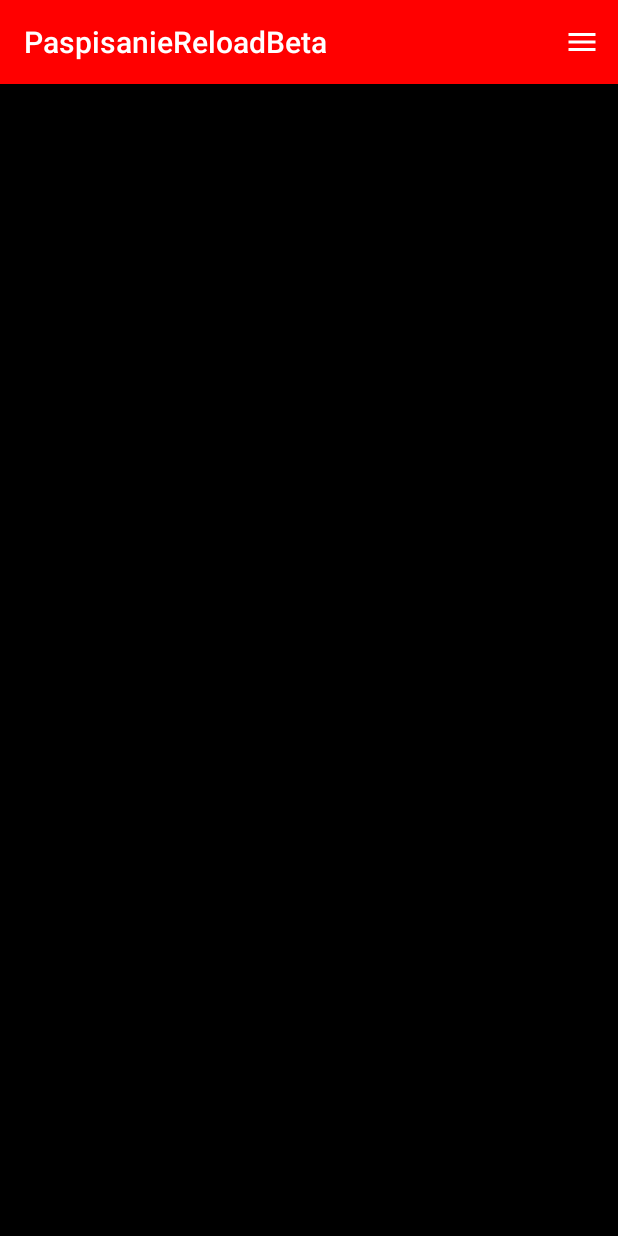
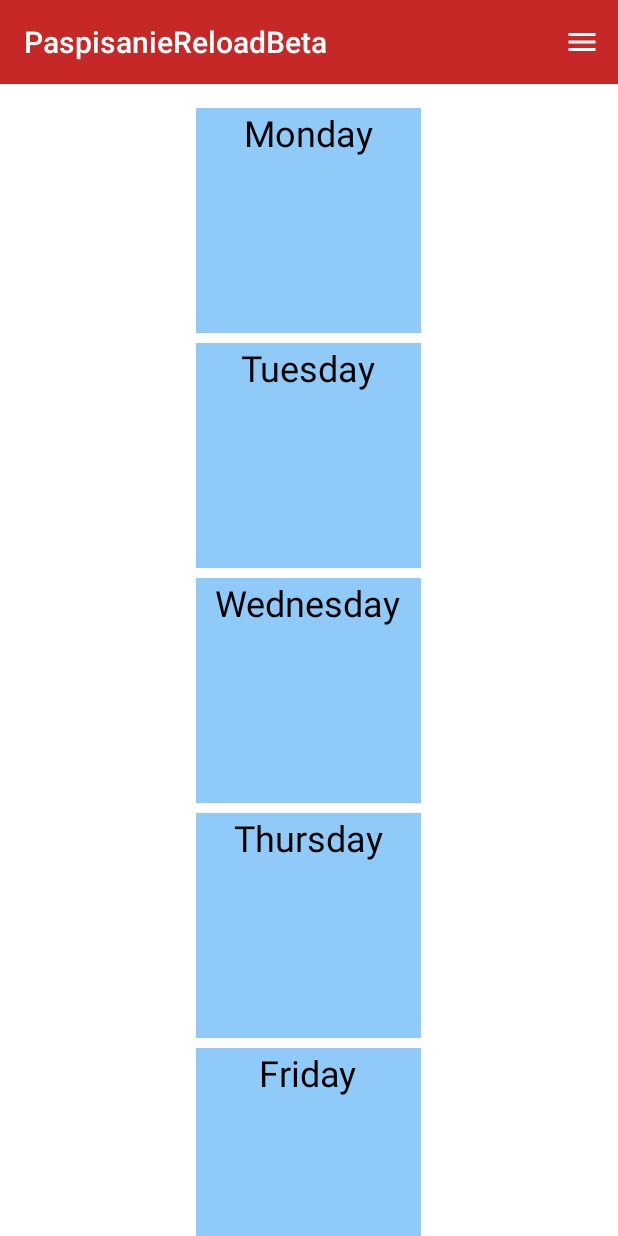
Before and after one commit to akella266/Shedule, an Android app: the screen it shows after launch (MainActivity), on a phone screen of 412 x 824 dp. Run offline under Robolectric (Android 15) with nearby library versions, the phone set to English and light mode, and no system bars.

Commit message:
make buttons without touch and listeners. And more, I must will write adapter to tiles in gridView

```diff
--- a/app/src/main/java/com/akella266/paspisaniereload/MainActivity.java
+++ b/app/src/main/java/com/akella266/paspisaniereload/MainActivity.java
@@ -4,17 +4,31 @@ import android.support.v7.widget.Toolbar;
 import android.app.Activity;
 import android.os.Bundle;
 import android.view.MenuItem;
+import android.widget.ArrayAdapter;
+import android.widget.GridView;
 
 public class MainActivity extends Activity {
 
+    String[] week = {"Monday", "Tuesday", "Wednesday", "Thursday", "Friday", "Saturday"};
     Toolbar toolbar;
+    GridView gvMain;
+    ArrayAdapter<String> adapter;
 
     @Override
     protected void onCreate(Bundle savedInstanceState) {
         super.onCreate(savedInstanceState);
         setContentView(R.layout.activity_main);
+        initToolBar();
+        initGridWithButtons();
+    }
 
-        initToolBar();
+    private void initGridWithButtons() {
+        adapter = new ArrayAdapter<String>(this,R.layout.button_week,R.id.tvText, week);
+        gvMain = (GridView)findViewById(R.id.gridView);
+        gvMain.setAdapter(adapter);
+        gvMain.setColumnWidth(400);
+        gvMain.setVerticalSpacing(10);
+        gvMain.setHorizontalSpacing(10);
     }
 
     private void initToolBar(){
--- /dev/null
+++ b/app/src/main/res/drawable/rect.xml
@@ -0,0 +1,4 @@
+<?xml version="1.0" encoding="utf-8"?>
+<shape xmlns:android="http://schemas.android.com/apk/res/android" android:shape="rectangle">
+    <solid android:color="#90CAF9"></solid>
+</shape>
--- a/app/src/main/res/layout/activity_main.xml
+++ b/app/src/main/res/layout/activity_main.xml
@@ -1,10 +1,36 @@
 <?xml version="1.0" encoding="utf-8"?>
 <LinearLayout xmlns:android="http://schemas.android.com/apk/res/android"
-    android:orientation="vertical" android:layout_width="match_parent"
+    android:orientation="vertical"
+    android:layout_width="match_parent"
     android:layout_height="match_parent"
     android:background="@color/mainBackground">
 
     <include android:id="@+id/toolbar"
         layout="@layout/tool_bar"/>
 
+    <!--<Button-->
+        <!--android:layout_width="match_parent"-->
+        <!--android:layout_height="wrap_content"-->
+        <!--android:id="@+id/btnSun"-->
+        <!--android:text="@string/sunday"-->
+        <!--android:layout_gravity="start"-->
+        <!--android:textAlignment="textStart"/>-->
+
+    <!--android:layout_marginRight="16dp"-->
+    <!--android:layout_marginTop="16dp"-->
+
+    <GridView
+        android:id="@+id/gridView"
+        android:layout_width="match_parent"
+        android:layout_height="match_parent"
+        android:layout_marginTop="16dp"
+        android:gravity="center"
+        android:numColumns="auto_fit"
+        android:stretchMode="columnWidth"
+        >
+
+
+
+    </GridView>
+
 </LinearLayout>
--- /dev/null
+++ b/app/src/main/res/layout/button_week.xml
@@ -0,0 +1,23 @@
+<?xml version="1.0" encoding="utf-8"?>
+<LinearLayout xmlns:android="http://schemas.android.com/apk/res/android"
+    android:orientation="vertical"
+    android:layout_width="150dp"
+    android:layout_height="150dp"
+    android:background="@drawable/rect"
+    >
+
+    <!--<Button-->
+        <!--android:layout_width=""-->
+        <!--android:layout_height="" />-->
+
+
+    <TextView
+        android:id="@+id/tvText"
+        android:layout_width="wrap_content"
+        android:layout_height="wrap_content"
+        android:layout_gravity="center"
+        android:minHeight="40dp"
+        android:textSize="24sp"
+        android:textColor="#000"
+        />
+</LinearLayout>
--- a/app/src/main/res/layout/tool_bar.xml
+++ b/app/src/main/res/layout/tool_bar.xml
@@ -2,6 +2,7 @@
 <android.support.v7.widget.Toolbar
     xmlns:android="http://schemas.android.com/apk/res/android"
     android:id="@+id/toolbar"
+    android:title="@string/app_name"
     android:layout_width="match_parent"
     android:layout_height="wrap_content"
     android:background="@color/colorPrimary">
--- a/app/src/main/res/values/colors.xml
+++ b/app/src/main/res/values/colors.xml
@@ -1,7 +1,8 @@
 <?xml version="1.0" encoding="utf-8"?>
 <resources>
-    <color name="colorPrimary">#f00</color>
-    <color name="colorPrimaryDark">#cc0000</color>
-    <color name="mainBackground">#000</color>
+    <color name="colorPrimary">#C62828</color>
+    <color name="colorPrimaryDark">#B71C1C</color>
+    <color name="mainBackground">#fff</color>
     <color name="toolBar_titleColor">#fff</color>
+    <color name="btnInMain">#FFEBEE</color>
 </resources>
--- /dev/null
+++ b/app/src/main/res/values/dimens.xml
@@ -0,0 +1,7 @@
+<?xml version="1.0" encoding="utf-8"?>
+<resources>
+    <dimen name="lenSide">150dp</dimen>
+    <dimen name="leftRightEnd">16dp</dimen>
+    <dimen name="center">15dp</dimen>
+    <dimen name="top">25dp</dimen>
+</resources>
--- a/app/src/main/res/values/strings.xml
+++ b/app/src/main/res/values/strings.xml
@@ -1,4 +1,10 @@
 <resources>
     <string name="app_name">PaspisanieReloadBeta</string>
     <string name="toolBar_option">Exit</string>
+    <string name="sunday">Sunday</string>
+    <string name="tuesday">Tuesday</string>
+    <string name="wednesday">Wednesday</string>
+    <string name="thursday">Thursday</string>
+    <string name="friday">Friday</string>
+    <string name="saturday">Saturday</string>
 </resources>
```
